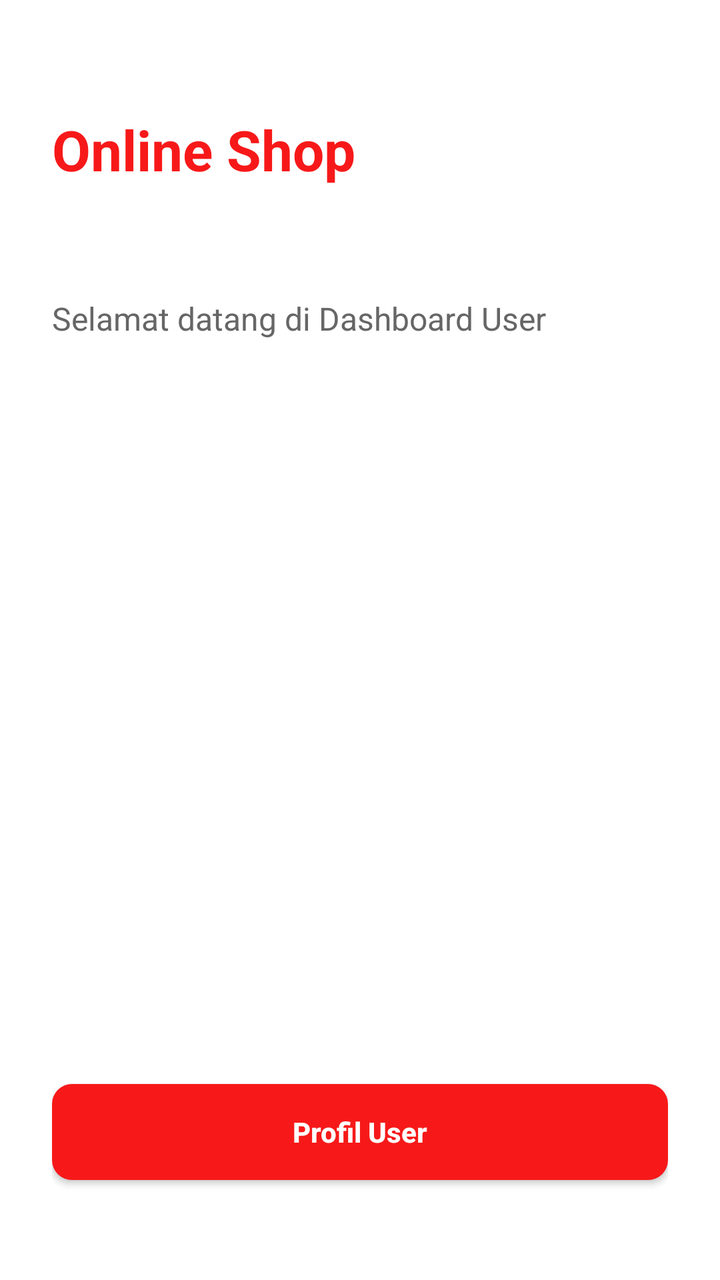
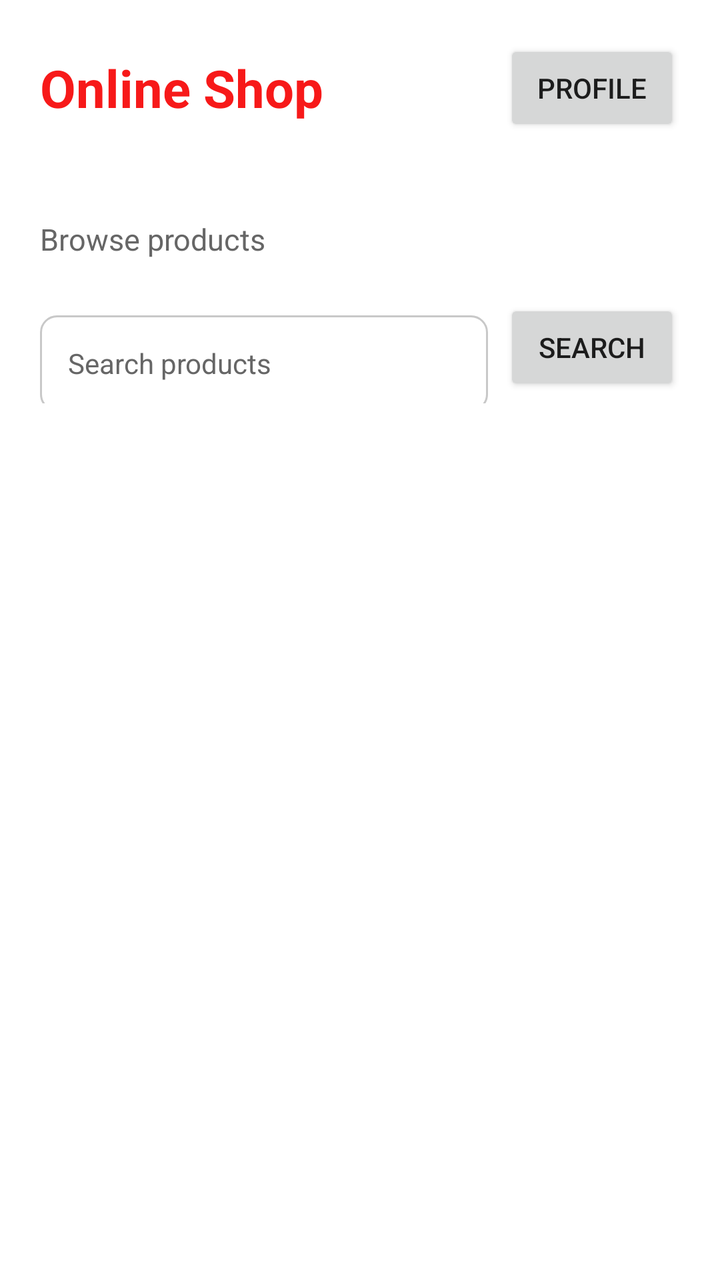

Two renders of the same Android screen: before a commit and after it. Below are the layout's source before the change and the commit's diff.
<!-- AndroidManifest.xml: application theme Theme.OnlineShopAuth -->
<!-- res/layout/activity_user_dashboard.xml -->
<?xml version="1.0" encoding="utf-8"?>
<LinearLayout xmlns:android="http://schemas.android.com/apk/res/android"
    android:layout_width="match_parent"
    android:layout_height="match_parent"
    android:background="@color/white"
    android:orientation="vertical"
    android:padding="26dp">
    <TextView
        android:layout_width="match_parent"
        android:layout_height="wrap_content"
        android:layout_marginTop="30dp"
        android:text="Online Shop"
        android:textColor="@color/brand_red"
        android:textSize="28sp"
        android:textStyle="bold" />
    <TextView
        android:id="@+id/greetingText"
        android:layout_width="match_parent"
        android:layout_height="wrap_content"
        android:layout_marginTop="18dp"
        android:textColor="@color/text_dark"
        android:textSize="20sp" />
    <TextView
        android:layout_width="match_parent"
        android:layout_height="wrap_content"
        android:layout_marginTop="10dp"
        android:text="Selamat datang di Dashboard User"
        android:textColor="@color/text_muted"
        android:textSize="16sp" />
    <Space
        android:layout_width="1dp"
        android:layout_height="0dp"
        android:layout_weight="1" />
    <Button
        android:id="@+id/profileButton"
        style="@style/PrimaryButton"
        android:text="Profil User" />
    <Space
        android:layout_width="1dp"
        android:layout_height="24dp" />
</LinearLayout>
<!-- resources referenced by this layout -->
<resources>
  <color name="brand_red">#F71919</color>
  <color name="text_dark">#242424</color>
  <color name="text_muted">#666666</color>
  <color name="white">#FFFFFF</color>
  <style name="PrimaryButton">
          <item name="android:layout_width">match_parent</item>
          <item name="android:layout_height">48dp</item>
          <item name="android:layout_marginTop">18dp</item>
          <item name="android:background">@drawable/bg_button_red</item>
          <item name="android:textColor">@color/white</item>
          <item name="android:textStyle">bold</item>
          <item name="android:textAllCaps">false</item>
      </style>
  <style name="Theme.OnlineShopAuth" parent="Theme.AppCompat.Light.NoActionBar">
          <item name="colorPrimary">@color/brand_red</item>
          <item name="colorPrimaryDark">@color/brand_red_dark</item>
          <item name="colorAccent">@color/brand_red</item>
          <item name="android:statusBarColor">@color/brand_red_dark</item>
          <item name="android:windowLightStatusBar">false</item>
      </style>
  <!-- drawable bg_button_red (drawable) -->
  <?xml version="1.0" encoding="utf-8"?>
  <shape xmlns:android="http://schemas.android.com/apk/res/android">
      <solid android:color="@color/brand_red" />
      <corners android:radius="10dp" />
  </shape>
  <color name="brand_red_dark">#C90D0D</color>
</resources>

<!-- the commit's change to res/layout/activity_user_dashboard.xml (unified diff, before → after) -->
@@ -4,38 +4,110 @@
     android:layout_height="match_parent"
     android:background="@color/white"
     android:orientation="vertical"
-    android:padding="26dp">
-    <TextView
+    android:padding="20dp">
+
+    <LinearLayout
         android:layout_width="match_parent"
         android:layout_height="wrap_content"
-        android:layout_marginTop="30dp"
-        android:text="Online Shop"
-        android:textColor="@color/brand_red"
-        android:textSize="28sp"
-        android:textStyle="bold" />
+        android:gravity="center_vertical"
+        android:orientation="horizontal">
+
+        <TextView
+            android:layout_width="0dp"
+            android:layout_height="wrap_content"
+            android:layout_weight="1"
+            android:text="Online Shop"
+            android:textColor="@color/brand_red"
+            android:textSize="26sp"
+            android:textStyle="bold" />
+
+        <Button
+            android:id="@+id/profileButton"
+            android:layout_width="wrap_content"
+            android:layout_height="48dp"
+            android:text="Profile" />
+    </LinearLayout>
+
     <TextView
         android:id="@+id/greetingText"
         android:layout_width="match_parent"
         android:layout_height="wrap_content"
-        android:layout_marginTop="18dp"
+        android:layout_marginTop="12dp"
         android:textColor="@color/text_dark"
-        android:textSize="20sp" />
+        android:textSize="18sp" />
+
     <TextView
         android:layout_width="match_parent"
         android:layout_height="wrap_content"
-        android:layout_marginTop="10dp"
-        android:text="Selamat datang di Dashboard User"
+        android:layout_marginTop="5dp"
+        android:text="Browse products"
         android:textColor="@color/text_muted"
-        android:textSize="16sp" />
-    <Space
-        android:layout_width="1dp"
+        android:textSize="15sp" />
+
+    <LinearLayout
+        android:layout_width="match_parent"
+        android:layout_height="wrap_content"
+        android:layout_marginTop="16dp"
+        android:gravity="center_vertical"
+        android:orientation="horizontal">
+
+        <EditText
+            android:id="@+id/searchInput"
+            style="@style/InputField"
+            android:layout_width="0dp"
+            android:layout_weight="1"
+            android:hint="Search products"
+            android:imeOptions="actionSearch"
+            android:inputType="text"
+            android:singleLine="true" />
+
+        <Button
+            android:id="@+id/searchButton"
+            android:layout_width="wrap_content"
+            android:layout_height="48dp"
+            android:layout_marginStart="8dp"
+            android:text="Search" />
+    </LinearLayout>
+
+    <ProgressBar
+        android:id="@+id/loadingBar"
+        android:layout_width="wrap_content"
+        android:layout_height="wrap_content"
+        android:layout_gravity="center"
+        android:layout_marginTop="24dp"
+        android:visibility="gone" />
+
+    <TextView
+        android:id="@+id/statusText"
+        android:layout_width="match_parent"
+        android:layout_height="wrap_content"
+        android:layout_marginTop="16dp"
+        android:gravity="center"
+        android:textColor="@color/text_muted"
+        android:textSize="15sp"
+        android:visibility="gone" />
+
+    <Button
+        android:id="@+id/retryButton"
+        android:layout_width="wrap_content"
+        android:layout_height="wrap_content"
+        android:layout_gravity="center"
+        android:text="Retry"
+        android:visibility="gone" />
+
+    <androidx.recyclerview.widget.RecyclerView
+        android:id="@+id/productList"
+        android:layout_width="match_parent"
         android:layout_height="0dp"
-        android:layout_weight="1" />
-    <Button
-        android:id="@+id/profileButton"
-        style="@style/PrimaryButton"
-        android:text="Profil User" />
-    <Space
-        android:layout_width="1dp"
-        android:layout_height="24dp" />
+        android:layout_marginTop="14dp"
+        android:layout_weight="1"
+        android:clipToPadding="false"
+        android:paddingBottom="12dp" />
+
+    <ProgressBar
+        android:id="@+id/loadMoreBar"
+        style="?android:attr/progressBarStyleHorizontal"
+        android:layout_width="match_parent"
+        android:layout_height="4dp"
+        android:visibility="gone" />
 </LinearLayout>
<!-- resource entries referenced after the edit -->
@@ -4,14 +4,16 @@
   <color name="text_dark">#242424</color>
   <color name="text_muted">#666666</color>
   <color name="white">#FFFFFF</color>
-  <style name="PrimaryButton">
+  <style name="InputField">
           <item name="android:layout_width">match_parent</item>
           <item name="android:layout_height">48dp</item>
-          <item name="android:layout_marginTop">18dp</item>
-          <item name="android:background">@drawable/bg_button_red</item>
-          <item name="android:textColor">@color/white</item>
-          <item name="android:textStyle">bold</item>
-          <item name="android:textAllCaps">false</item>
+          <item name="android:layout_marginTop">8dp</item>
+          <item name="android:paddingStart">14dp</item>
+          <item name="android:paddingEnd">14dp</item>
+          <item name="android:background">@drawable/bg_input</item>
+          <item name="android:textColor">@color/text_dark</item>
+          <item name="android:textColorHint">@color/text_muted</item>
+          <item name="android:textSize">14sp</item>
       </style>
   <style name="Theme.OnlineShopAuth" parent="Theme.AppCompat.Light.NoActionBar">
           <item name="colorPrimary">@color/brand_red</item>
@@ -20,11 +22,12 @@
           <item name="android:statusBarColor">@color/brand_red_dark</item>
           <item name="android:windowLightStatusBar">false</item>
       </style>
-  <!-- drawable bg_button_red (drawable) -->
+  <!-- drawable bg_input (drawable) -->
   <?xml version="1.0" encoding="utf-8"?>
   <shape xmlns:android="http://schemas.android.com/apk/res/android">
-      <solid android:color="@color/brand_red" />
-      <corners android:radius="10dp" />
+      <solid android:color="@color/white" />
+      <stroke android:width="1dp" android:color="#C8C8C8" />
+      <corners android:radius="8dp" />
   </shape>
   <color name="brand_red_dark">#C90D0D</color>
 </resources>
